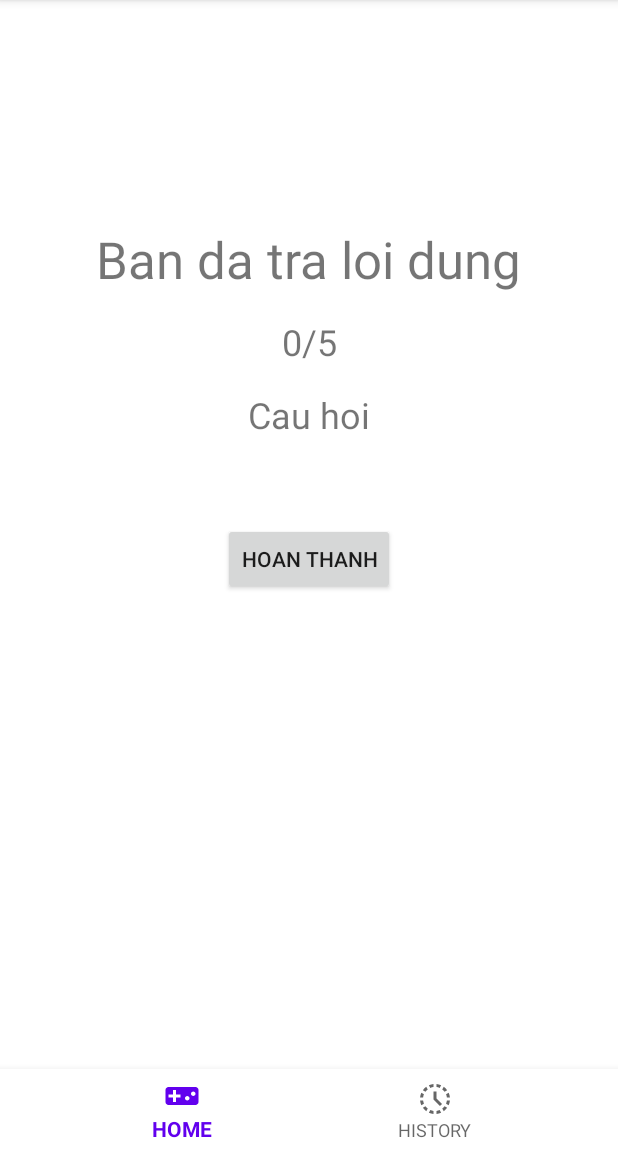
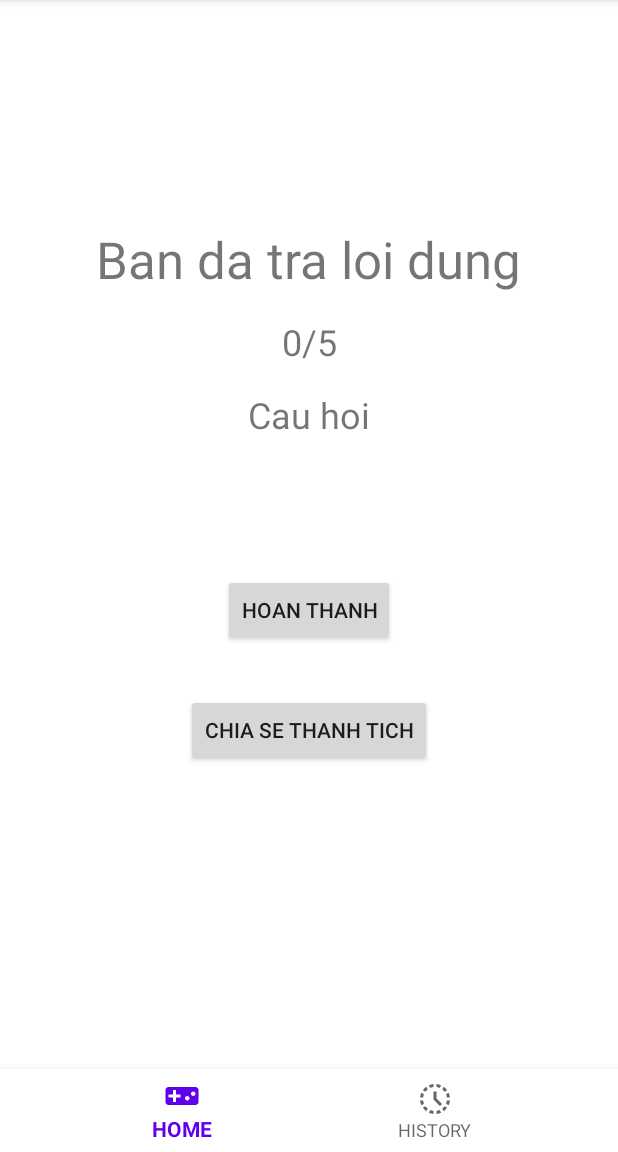
Before and after one commit to VanBap/Bap_Quizzzz, an Android app: the fragment ResultFragment placed in its activity, on a phone screen of 412 x 824 dp, the part 84-1236 px from its top. Run offline under Robolectric (Android 15) with nearby library versions, the phone set to English and light mode, and no system bars; Roboto replaces fonts that are not available here.

Commit message:
Update 4/12 - complete result Fragment

```diff
--- a/Bap_Quizzzz/app/src/main/java/com/example/bap_quizzzz/CategoryAdapter.java
+++ b/Bap_Quizzzz/app/src/main/java/com/example/bap_quizzzz/CategoryAdapter.java
@@ -67,7 +67,7 @@ public class CategoryAdapter extends RecyclerView.Adapter<CategoryAdapter.Catego
                 //set bundle
                 levelFragment.setArguments(args);
 
-                activity.getSupportFragmentManager().beginTransaction().replace(R.id.rec, levelFragment).addToBackStack(null).commit();
+                activity.getSupportFragmentManager().beginTransaction().replace(R.id.frame_layout, levelFragment).addToBackStack(null).commit();
 
             }
         });
@@ -93,10 +93,7 @@ public class CategoryAdapter extends RecyclerView.Adapter<CategoryAdapter.Catego
         public void bind(Category item){
             binding.nameCategory.setText(item.getCategoryName());
             binding.imageCategory.setImageResource(item.getCategoryImage());
-            /*binding.getRoot().setOnClickListener(view -> {
-                //Navigation component
-                Toast.makeText(view.getContext(), "ALOALO", Toast.LENGTH_SHORT).show();
-            });*/
+
 
         }
 
--- a/Bap_Quizzzz/app/src/main/java/com/example/bap_quizzzz/HistoryFragment.java
+++ b/Bap_Quizzzz/app/src/main/java/com/example/bap_quizzzz/HistoryFragment.java
@@ -40,6 +40,10 @@ public class HistoryFragment extends Fragment {
         return current.correctCount;
     }
 
+    //reset so cau tra loi dung ve 0
+    public static void resetCorrectCount(){
+        current.correctCount = 0;
+    }
 
     @Override
     public View onCreateView(LayoutInflater inflater, ViewGroup container,
--- a/Bap_Quizzzz/app/src/main/java/com/example/bap_quizzzz/QuestionFragment.java
+++ b/Bap_Quizzzz/app/src/main/java/com/example/bap_quizzzz/QuestionFragment.java
@@ -59,8 +59,7 @@ public class QuestionFragment extends Fragment {
             @Override
             public void onClick(View view) {
                 //check correct answer
-                if(questionItems.get(currentQuestionCount).getAnswer1().
-                        equals(questionItems.get(currentQuestionCount).getQuestionAnswer())){
+                if(questionItems.get(currentQuestionCount).getAnswer1().equals(questionItems.get(currentQuestionCount).getQuestionAnswer())){
                     HistoryFragment.increaseCorrectCount();
                 }
 
@@ -83,8 +82,7 @@ public class QuestionFragment extends Fragment {
             @Override
             public void onClick(View view) {
                 //check correct answer
-                if(questionItems.get(currentQuestionCount).getAnswer2().
-                        equals(questionItems.get(currentQuestionCount).getQuestionAnswer())){
+                if(questionItems.get(currentQuestionCount).getAnswer2().equals(questionItems.get(currentQuestionCount).getQuestionAnswer())){
                     HistoryFragment.increaseCorrectCount();
                 }
 
--- a/Bap_Quizzzz/app/src/main/res/layout/fragment_result.xml
+++ b/Bap_Quizzzz/app/src/main/res/layout/fragment_result.xml
@@ -45,10 +45,22 @@
         android:id="@+id/go_home"
         android:layout_width="wrap_content"
         android:layout_height="wrap_content"
-        android:layout_marginTop="32dp"
+        android:layout_marginTop="100dp"
+        android:onClick="goHome"
         android:text="Hoan thanh"
         app:layout_constraintBottom_toBottomOf="parent"
         app:layout_constraintEnd_toEndOf="parent"
         app:layout_constraintStart_toStartOf="parent"
         app:layout_constraintTop_toTopOf="parent" />
+
+    <Button
+        android:id="@+id/share_result"
+        android:onClick="shareResult"
+        android:layout_width="wrap_content"
+        android:layout_height="wrap_content"
+        android:layout_marginTop="32dp"
+        android:text="Chia se thanh tich"
+        app:layout_constraintEnd_toEndOf="parent"
+        app:layout_constraintStart_toStartOf="parent"
+        app:layout_constraintTop_toBottomOf="@+id/go_home" />
 </androidx.constraintlayout.widget.ConstraintLayout>
```
Also changed, not shown: Bap_Quizzzz/app/src/main/java/com/example/bap_quizzzz/MainActivity.java (+24 -7 lines).
